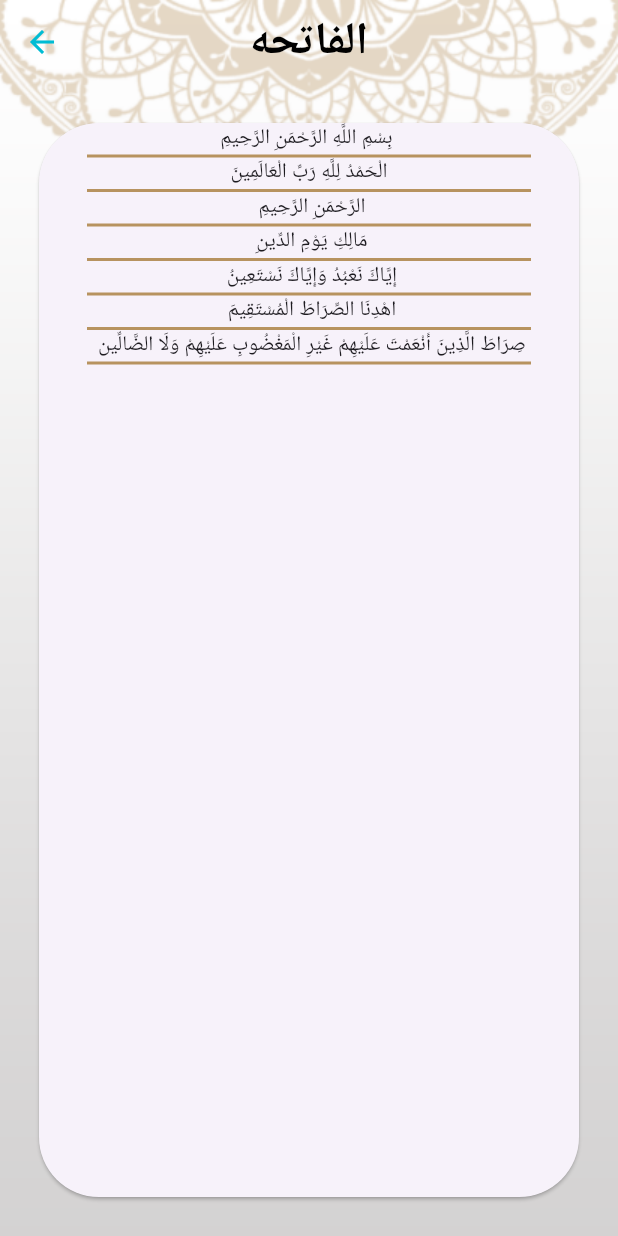
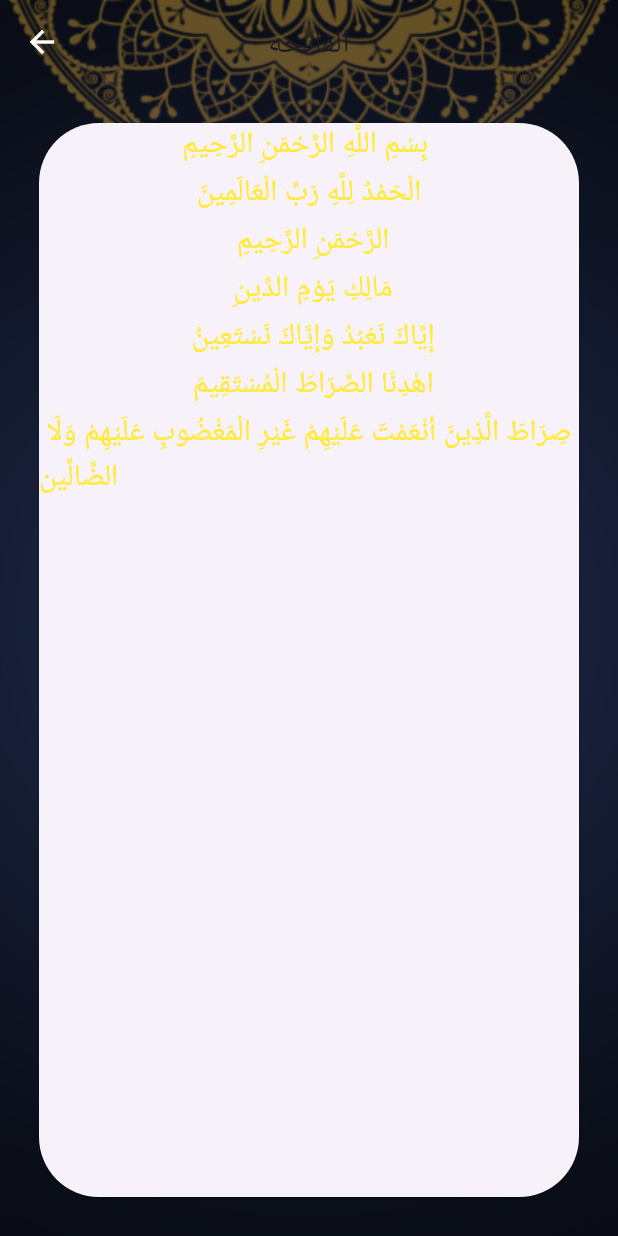
Before and after one commit to AalaaGabr/islami_c10_thur, a Flutter app: the screen it shows after launch, after a tap on "الفاتحه", on a phone screen of 412 x 824 dp. Run offline on Flutter 3.47's test engine with Material 3 defaults, Android fonts, the phone set to English and light mode, and no system bars.

Commit message:
+ themes

```diff
--- a/lib/hadeth/hadeth_details_screen.dart
+++ b/lib/hadeth/hadeth_details_screen.dart
@@ -1,5 +1,6 @@
 import 'package:flutter/material.dart';
 import 'package:islami_two/hadeth/hadeth_tab.dart';
+import 'package:islami_two/styls/my_theme_data.dart';
 
 class HadethDetailsScreen extends StatelessWidget {
   static const String routName = 'Hadeth_Details';
@@ -12,7 +13,9 @@ class HadethDetailsScreen extends StatelessWidget {
       decoration: BoxDecoration(
           image: DecorationImage(
               fit: BoxFit.fill,
-              image: AssetImage('asseta/images/default_bg.png'))),
+              image: AssetImage(MyThemeData.isDarkSelected
+                  ? 'asseta/images/dark_bg.png'
+                  : 'asseta/images/default_bg.png'))),
       child: Scaffold(
         appBar: AppBar(
           title: Text('Islami'),
--- a/lib/hadeth/hadeth_tab.dart
+++ b/lib/hadeth/hadeth_tab.dart
@@ -49,7 +49,7 @@ class _HadethTabState extends State<HadethTab> {
                           ),
                       separatorBuilder: (context, index) => Container(
                             margin: EdgeInsets.symmetric(horizontal: 35),
-                            color: Color(0XFFB7935F),
+                            color: Theme.of(context).dividerColor,
                             width: double.infinity,
                             height: 2,
                           ),
--- a/lib/home_screen.dart
+++ b/lib/home_screen.dart
@@ -4,6 +4,7 @@ import 'package:islami_two/quran_tab/quran_tab.dart';
 import 'package:islami_two/radio/radio_tab.dart';
 import 'package:islami_two/sebha/sebha_tab.dart';
 import 'package:islami_two/settings_tab/settings_tab.dart';
+import 'package:islami_two/styls/my_theme_data.dart';
 
 class HomeScreen extends StatefulWidget {
   static const String routeName = 'Home_Screen';
@@ -27,9 +28,10 @@ class _HomeScreenState extends State<HomeScreen> {
   Widget build(BuildContext context) {
     return Container(
       child: Scaffold(
+        backgroundColor: Colors.transparent,
         appBar: AppBar(
           title: Text('islami'),
-          backgroundColor: Colors.transparent,
+          // backgroundColor: Colors.transparent,
         ),
         bottomNavigationBar: BottomNavigationBar(
           currentIndex: selectsdindextab,
@@ -40,7 +42,9 @@ class _HomeScreenState extends State<HomeScreen> {
           items: [
             BottomNavigationBarItem(
                 backgroundColor: Theme.of(context).primaryColor,
-                icon: ImageIcon(AssetImage('asseta/images/icon_quran.png')),
+                icon: ImageIcon(AssetImage(MyThemeData.isDarkSelected
+                    ? 'asseta/images/dark_bg.png'
+                    : 'asseta/images/icon_quran.png')),
                 label: "Quran"),
             BottomNavigationBarItem(
                 backgroundColor: Theme.of(context).primaryColor,
--- a/lib/quran_tab/quran_tab.dart
+++ b/lib/quran_tab/quran_tab.dart
@@ -133,7 +133,7 @@ class QuranTab extends StatelessWidget {
                 margin: EdgeInsets.symmetric(horizontal: 40),
                 width: double.infinity,
                 height: 2,
-                color: Color(0XFFB7935F),
+                color: Theme.of(context).dividerColor,
               ),
               itemBuilder: (context, index) => SuraName(
                 suraName: suranames[index],
--- a/lib/screen/sura_details_screen.dart
+++ b/lib/screen/sura_details_screen.dart
@@ -2,6 +2,7 @@ import 'package:flutter/material.dart';
 import 'package:flutter/services.dart';
 import 'package:islami_two/quran_tab/sura_name.dart';
 import 'package:islami_two/screen/quran_details.dart';
+import 'package:islami_two/styls/my_theme_data.dart';
 
 class SuraDetailsScreen extends StatefulWidget {
   static const String routeNAme = " Sura_Details";
@@ -20,8 +21,10 @@ class _SuraDetailsScreenState extends State<SuraDetailsScreen> {
     return Container(
       decoration: BoxDecoration(
           image: DecorationImage(
-        image: AssetImage(
-          "asseta/images/default_bg.png",
+            image: AssetImage(
+          MyThemeData.isDarkSelected
+              ? 'asseta/images/dark_bg.png'
+              : "asseta/images/default_bg.png",
         ),
         fit: BoxFit.fill,
       )),
@@ -38,7 +41,7 @@ class _SuraDetailsScreenState extends State<SuraDetailsScreen> {
               margin: EdgeInsets.symmetric(horizontal: 32),
               width: double.infinity,
               height: 2,
-              color: Color(0XFFB7935F),
+              // color: Color(0XFFB7935F),
             ),
             itemBuilder: (context, index) =>
                 QuranDetails(quranText: verses[index]),
--- a/lib/styls/my_theme_data.dart
+++ b/lib/styls/my_theme_data.dart
@@ -1,47 +1,47 @@
 import 'package:flutter/material.dart';
-
 class MyThemeData {
-  static Color lightPrimaryColor = Color(0XFFB7935F);
-  static Color darkPrimaryColor = Color(0XFF141A2E);
+  static Color lightPrimaryColor = Color(0xFFB7935F);
+  static Color darkPrimaryColor = Color(0xFF141A2E);
   static bool isDarkSelected = true;
-
   static ThemeData lightTheme = ThemeData(
+    dividerColor: lightPrimaryColor,
     primaryColor: lightPrimaryColor,
+    textTheme: TextTheme(
+        headlineMedium: TextStyle(
+            fontSize: 25, fontWeight: FontWeight.w600, color: Colors.black),
+        titleMedium: TextStyle(
+            fontWeight: FontWeight.bold, fontSize: 25, color: Colors.black),
+        bodyMedium: TextStyle(
+            fontSize: 20, fontWeight: FontWeight.normal, color: Colors.black)),
     appBarTheme: AppBarTheme(
-      iconTheme: IconThemeData(
-        color: Colors.cyan,
-      ),
+        iconTheme: IconThemeData(color: Colors.black),
+        backgroundColor: Colors.transparent,
+        centerTitle: true,
+        elevation: 0),
+    cardColor: lightPrimaryColor,
+    scaffoldBackgroundColor: Colors.transparent,
+    bottomNavigationBarTheme: BottomNavigationBarThemeData(
+        selectedItemColor: Colors.black, unselectedItemColor: Colors.white),
+  );
+  static ThemeData darkTheme = ThemeData(
+    dividerColor: Colors.yellow,
+    primaryColor: darkPrimaryColor,
+    cardColor: darkPrimaryColor,
+    textTheme: TextTheme(
+        headlineMedium: TextStyle(
+            fontSize: 25, fontWeight: FontWeight.w600, color: Colors.white),
+        titleMedium: TextStyle(
+            fontWeight: FontWeight.bold, fontSize: 25, color: Colors.white),
+        bodyMedium: TextStyle(
+            fontSize: 20, fontWeight: FontWeight.normal, color: Colors.yellow)),
+    appBarTheme: AppBarTheme(
+      iconTheme: IconThemeData(color: Colors.white),
       backgroundColor: Colors.transparent,
       elevation: 0,
-      titleTextStyle: TextStyle(
-          color: Colors.black, fontSize: 30, fontWeight: FontWeight.bold),
       centerTitle: true,
     ),
     scaffoldBackgroundColor: Colors.transparent,
     bottomNavigationBarTheme: BottomNavigationBarThemeData(
-      unselectedItemColor: Colors.white,
-      selectedItemColor: Colors.black,
-    ),
-    cardColor: Colors.white,
-  );
-
-  static ThemeData darkTheme = ThemeData(
-    primaryColor: darkPrimaryColor,
-    appBarTheme: AppBarTheme(
-      iconTheme: IconThemeData(
-        color: Colors.cyan,
-      ),
-      backgroundColor: Colors.transparent,
-      elevation: 0,
-      titleTextStyle: TextStyle(
-          color: Colors.black, fontSize: 30, fontWeight: FontWeight.bold),
-      centerTitle: true,
-    ),
-    scaffoldBackgroundColor: Colors.transparent,
-    bottomNavigationBarTheme: BottomNavigationBarThemeData(
-      unselectedItemColor: Colors.white,
-      selectedItemColor: Colors.yellow,
-    ),
-    cardColor: Colors.white,
+        selectedItemColor: Colors.yellow, unselectedItemColor: Colors.white),
   );
 }
```
Also changed, not shown: lib/quran_tab/chapter_details.dart (added, +39 -0 lines).
